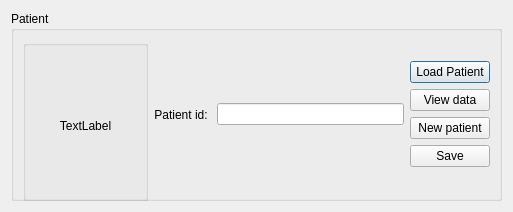
marchanero/Artemis, file patient_select.ui: the form before one commit.
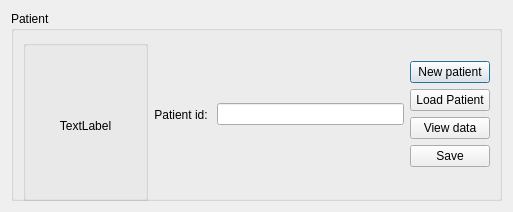
The form after the commit.

The edit to the form file:
```diff
--- a/patient_select.ui
+++ b/patient_select.ui
@@ -111,6 +111,13 @@
           </property>
          </spacer>
         </item>
+        <item>
+         <widget class="QPushButton" name="new_patient_button">
+          <property name="text">
+           <string>New patient</string>
+          </property>
+         </widget>
+        </item>
         <item>
          <widget class="QPushButton" name="load_patient_button">
           <property name="text">
@@ -125,13 +132,6 @@
           </property>
          </widget>
         </item>
-        <item>
-         <widget class="QPushButton" name="new_patient_button">
-          <property name="text">
-           <string>New patient</string>
-          </property>
-         </widget>
-        </item>
         <item>
          <widget class="QPushButton" name="save_patient_button">
           <property name="text">
```
